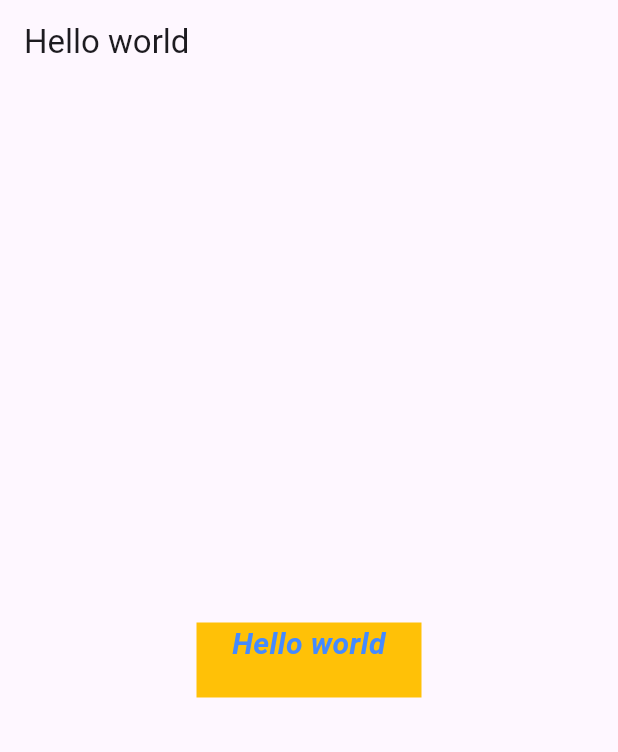
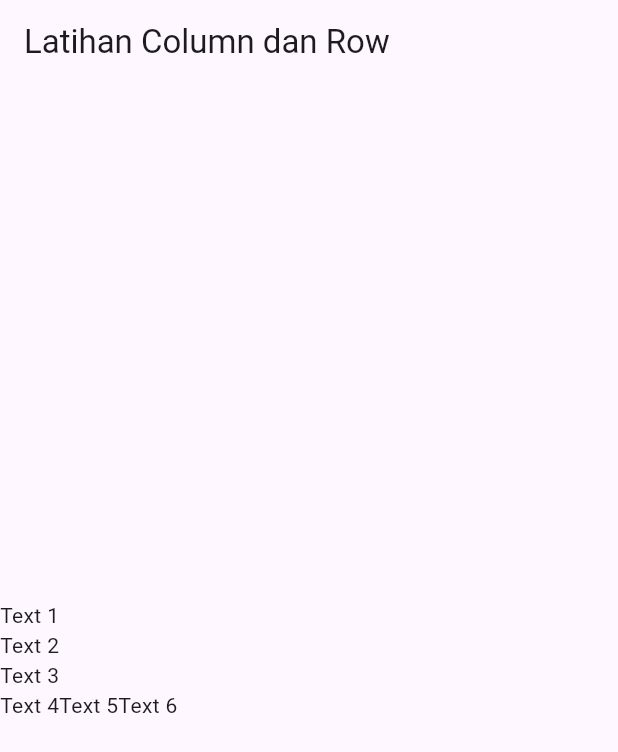
Before and after one commit to Falllll/belajar-flutter, a Flutter app: the screen it shows after launch, on a phone screen of 412 x 824 dp. Shown: the top 752 px of the screen. Run offline on Flutter 3.47's test engine with Material 3 defaults, Android fonts, the light colour scheme and no system bars.

Commit message:
Row and Column

```diff
--- a/lib/main.dart
+++ b/lib/main.dart
@@ -11,24 +11,25 @@ class MyApp extends StatelessWidget {
   Widget build(BuildContext context) {
     return MaterialApp(
       home: Scaffold(
-        appBar: AppBar(
-          title: Text("Hello world"),
-        ),
-        body: Center(
-            child: Container(
-                color: Colors.amber,
-                width: 150,
-                height: 50,
-                child: Text(
-                  "Hello world",
-                  textAlign: TextAlign.center,
-                  style: TextStyle(
-                      color: Colors.blueAccent,
-                      fontStyle: FontStyle.italic,
-                      fontWeight: FontWeight.bold,
-                      fontSize: 20),
-                ))),
-      ),
+          appBar: AppBar(
+            title: Text("Latihan Column dan Row"),
+          ),
+          body: Column(
+            mainAxisAlignment: MainAxisAlignment.center,
+            crossAxisAlignment: CrossAxisAlignment.start,
+            children: <Widget>[
+              Text("Text 1"),
+              Text("Text 2"),
+              Text("Text 3"),
+              Row(
+                children: <Widget>[
+                  Text("Text 4"),
+                  Text("Text 5"),
+                  Text("Text 6")
+                ],
+              )
+            ],
+          )),
     );
   }
 }
```
